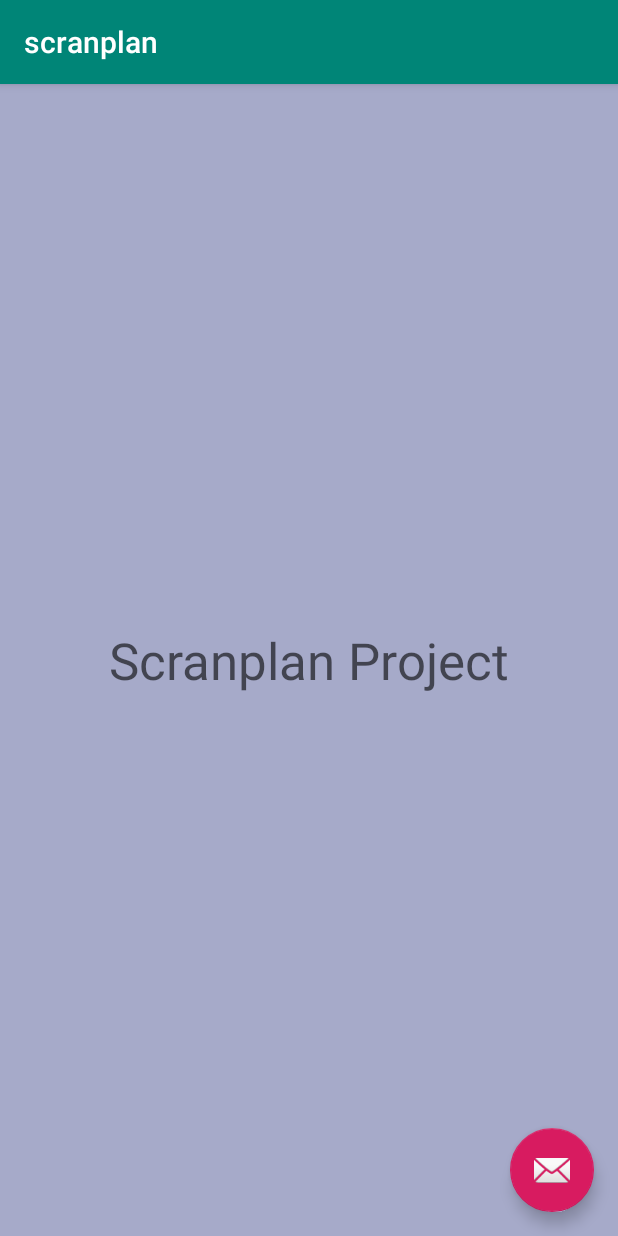
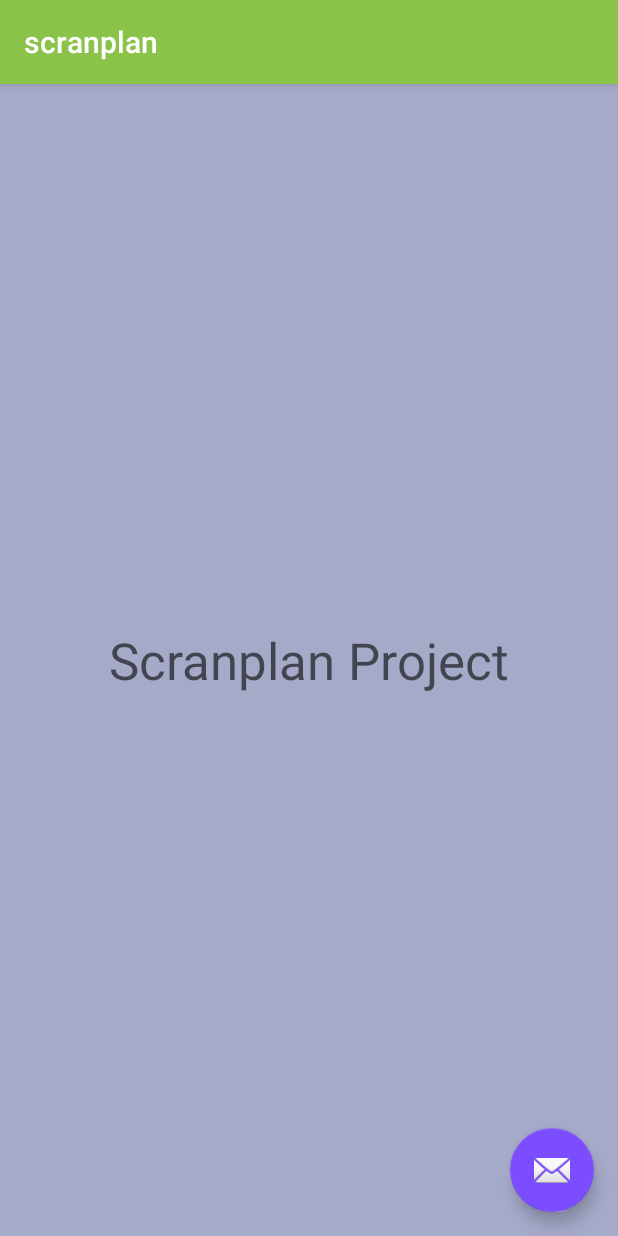
Before and after one commit to SWEngGroup4/scranplan, an Android app: the screen it shows after launch once a user with an empty profile is signed in (MainActivity), on a phone screen of 412 x 824 dp. Run offline under Robolectric (Android 15) with nearby library versions, the phone set to English and light mode, and no system bars; our stand-ins replace Firebase (no records; nobody signed in at launch, a user with empty details on screens opened directly).

Commit message:
updates colors to the current color scheme

```diff
--- a/app/src/main/res/values/colors.xml
+++ b/app/src/main/res/values/colors.xml
@@ -1,6 +1,11 @@
 <?xml version="1.0" encoding="utf-8"?>
 <resources>
-    <color name="colorPrimary">#008577</color>
-    <color name="colorPrimaryDark">#00574B</color>
-    <color name="colorAccent">#D81B60</color>
+    <color name="colorPrimary">#8BC34A</color>
+    <color name="colorPrimaryDark">#689F38</color>
+    <color name="colorPrimaryLight">#dcedc8</color>
+    <color name="colorText">#212121</color>
+    <color name="colorPrimaryText">#212121</color>
+    <color name="colorSecondaryText">#757575</color>
+    <color name="colorDivider">#8D8D8D</color>
+    <color name="colorAccent">#7C4DFF</color>
 </resources>
```
